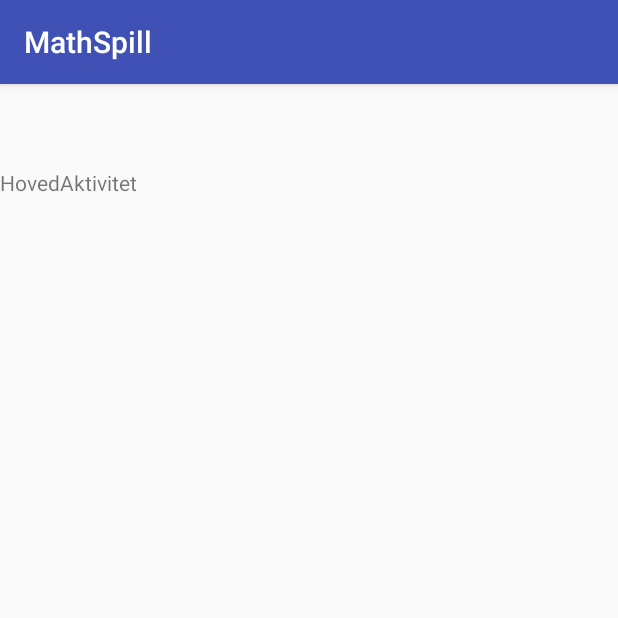
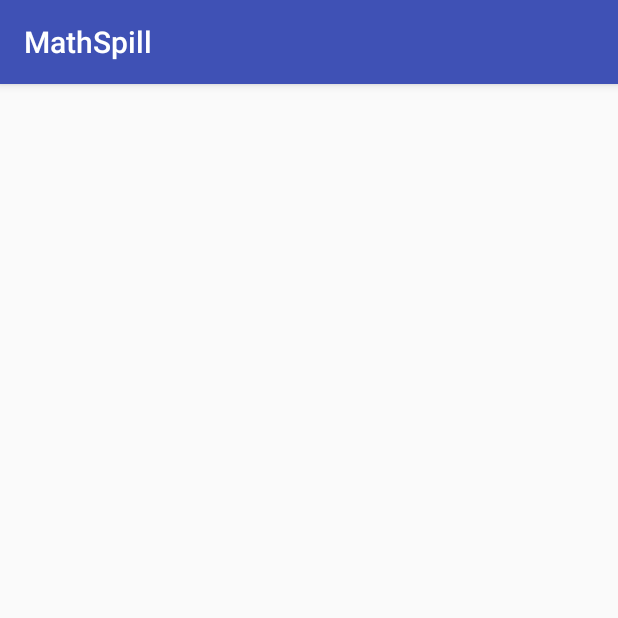
Before and after one commit to s315614/AppUtvikling-MathGame, an Android app: the screen it shows after launch (Hoved), on a phone screen of 412 x 824 dp, the top half of it. Run offline under Robolectric (Android 15) with nearby library versions, the phone set to English and light mode, and no system bars.

Commit message:
slettet layout

```diff
--- a/app/src/main/res/layout/activity_hoved.xml
+++ b/app/src/main/res/layout/activity_hoved.xml
@@ -1,5 +1,5 @@
 <?xml version="1.0" encoding="utf-8"?>
-<LinearLayout xmlns:android="http://schemas.android.com/apk/res/android"
+<RelativeLayout xmlns:android="http://schemas.android.com/apk/res/android"
     xmlns:app="http://schemas.android.com/apk/res-auto"
     xmlns:tools="http://schemas.android.com/tools"
     android:layout_width="match_parent"
@@ -7,16 +7,8 @@
     android:fitsSystemWindows="true"
     android:orientation="vertical">
 
-    <Toolbar
-        android:layout_width="match_parent"
-        android:layout_height="wrap_content"
-        android:id="@+id/myToolbar"></Toolbar>
-
-    <TextView
-        android:layout_width="wrap_content"
-        android:layout_height="wrap_content"
-        android:text="HovedAktivitet"></TextView>
 
 
 
-</LinearLayout>
+
+</RelativeLayout>
```
